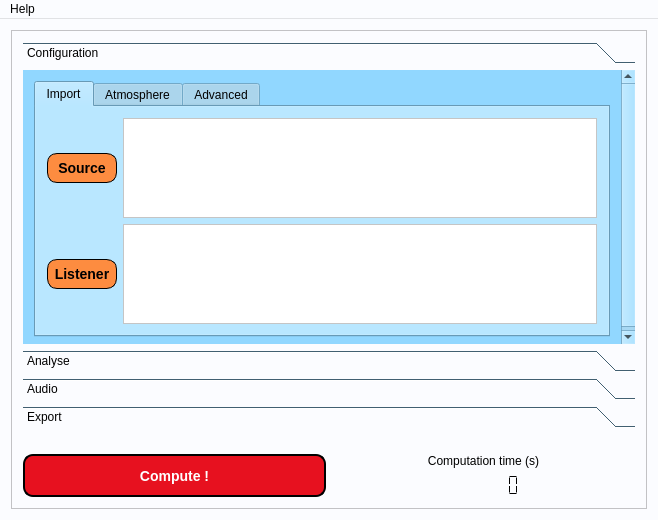
Above: mainwindow.ui from DocGrobi/RayTracingCpp before the change. Below: the same form after it.
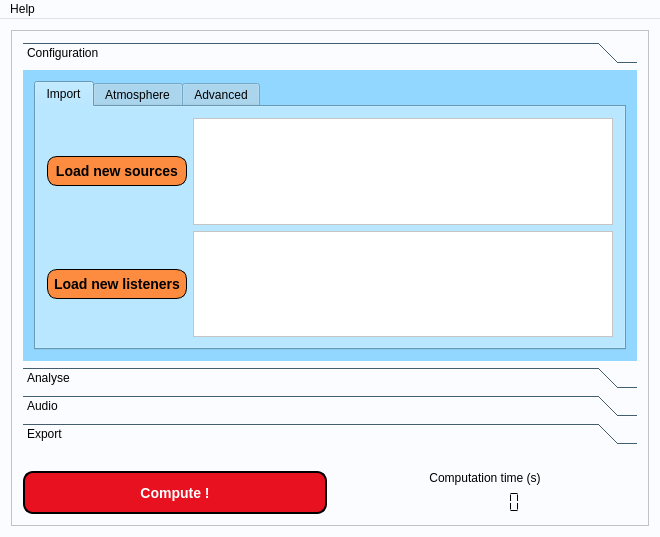
That is the form after the change. The open tabs and pages were chosen to show the change. Icons and pictures are not drawn. Custom widgets are drawn as their Qt base class.

```diff
--- a/mainwindow.ui
+++ b/mainwindow.ui
@@ -6,8 +6,8 @@
    <rect>
     <x>0</x>
     <y>0</y>
-    <width>658</width>
-    <height>520</height>
+    <width>660</width>
+    <height>537</height>
    </rect>
   </property>
   <property name="sizePolicy">
@@ -870,8 +870,8 @@
         <rect>
          <x>0</x>
          <y>0</y>
-         <width>638</width>
-         <height>478</height>
+         <width>640</width>
+         <height>495</height>
         </rect>
        </property>
        <layout class="QGridLayout" name="gridLayout_9">
@@ -1500,7 +1500,7 @@
             <rect>
              <x>0</x>
              <y>0</y>
-             <width>606</width>
+             <width>622</width>
              <height>284</height>
             </rect>
            </property>
@@ -1960,7 +1960,7 @@
     padding: 6px;</string>
                   </property>
                   <property name="text">
-                   <string>Source</string>
+                   <string>Load new sources</string>
                   </property>
                  </widget>
                 </item>
@@ -2395,7 +2395,7 @@
                     <rect>
                      <x>0</x>
                      <y>0</y>
-                     <width>487</width>
+                     <width>430</width>
                      <height>104</height>
                     </rect>
                    </property>
@@ -2425,7 +2425,7 @@
 image: url(:/images/listener.png);</string>
                   </property>
                   <property name="text">
-                   <string>Listener</string>
+                   <string>Load new listeners</string>
                   </property>
                   <property name="iconSize">
                    <size>
@@ -2866,7 +2866,7 @@
                     <rect>
                      <x>0</x>
                      <y>0</y>
-                     <width>487</width>
+                     <width>430</width>
                      <height>104</height>
                     </rect>
                    </property>
@@ -3840,7 +3840,7 @@
     <rect>
      <x>0</x>
      <y>0</y>
-     <width>658</width>
+     <width>660</width>
      <height>22</height>
     </rect>
    </property>
```
Left out of the diff: 14 changed lines with no effect on the pictures.
